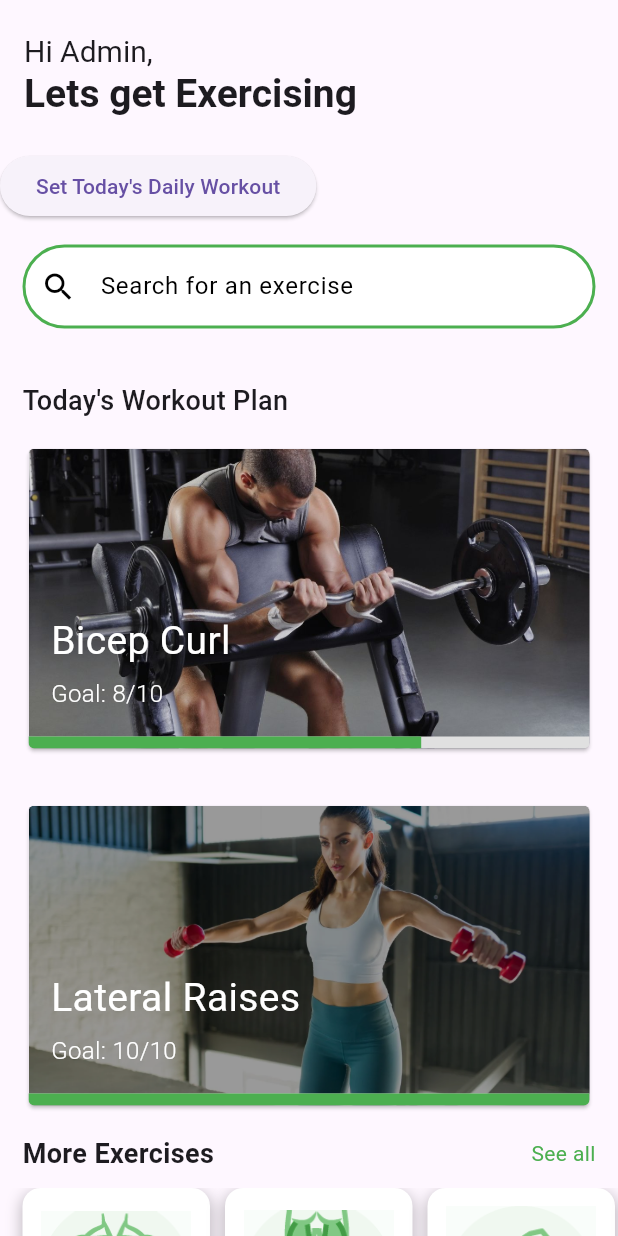
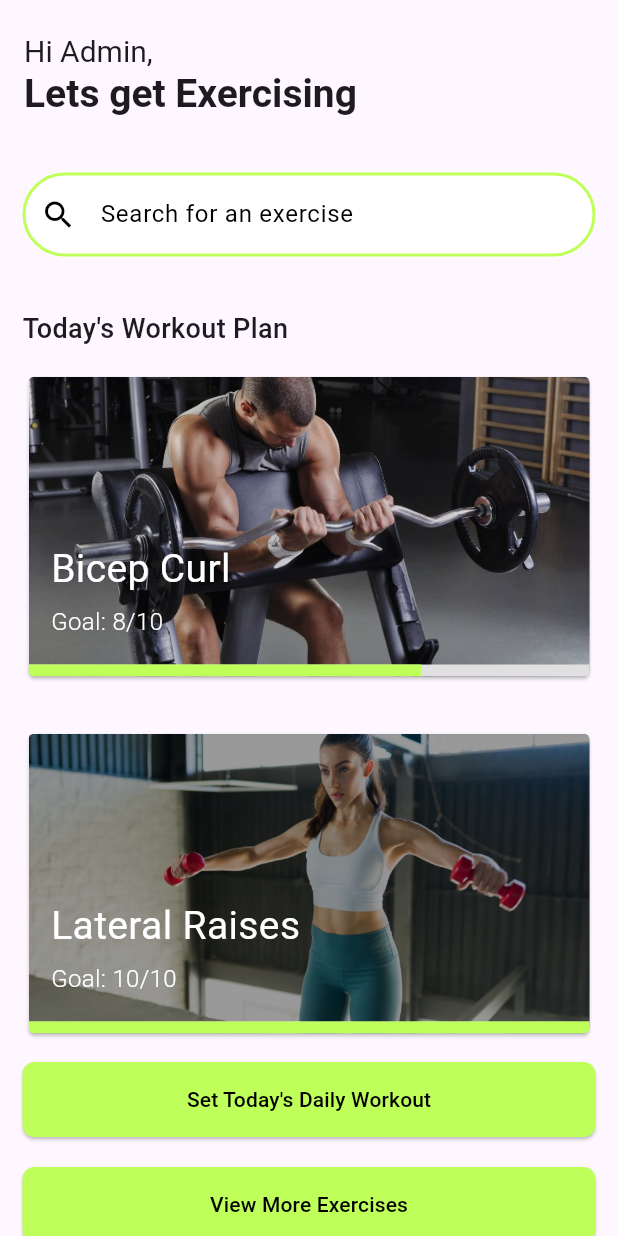
Before and after one commit to JamesMWaller/MobileAndUbiquitousComputing, a Flutter app: the Exercises screen opened directly, on a phone screen of 412 x 824 dp. Run offline on Flutter 3.47's test engine with Material 3 defaults, Android fonts, the light colour scheme and no system bars; our stand-ins replace curved_navigation_bar, fl_chart, flutter_blue_plus, image_picker; Roboto replaces fonts that are missing (SFPro).

Commit message:
Colour and cosmetic changes

```diff
--- a/flutter_ble/lib/NavToolBar/Items/Muscle_group_Screen.dart
+++ b/flutter_ble/lib/NavToolBar/Items/Muscle_group_Screen.dart
@@ -24,17 +24,22 @@ class MuscleGroupsScreen extends StatelessWidget {
               child: Row(
                 children:  [
                   SizedBox(width: 10),
-                  Icon(Icons.arrow_back_ios_new, color: Colors.green, size: 20), // Thin iOS-style back button
+                  Icon(
+                    Icons.arrow_back_ios_new,
+                    color: Theme.of(context).brightness == Brightness.dark ? Color(0xFFBFFF5A) : Colors.black,
+                    size: 20,
+                  ), // Thin iOS-style back button
                   SizedBox(width: 5),
                   Text(
                     "Exercises",
                     style: TextStyle(
                       fontFamily: "SFPro",
-                      color: Colors.green,
+                      color: Theme.of(context).brightness == Brightness.dark ? Color(0xFFBFFF5A) : Colors.black,
                       fontSize: 18,
                       fontWeight: FontWeight.bold,
                     ),
                   ),
+
                 ],
               ),
             )
@@ -76,9 +81,9 @@ class MuscleGroupsScreen extends StatelessWidget {
             Expanded(
               child: ListView(
                 children: [
-                  MuscleGroupButton('Abdominal', Colors.green),
+                  MuscleGroupButton('Abdominal', Color(0xFFBFFF5A)),
                   MuscleGroupButton('Back', Colors.grey.shade800),
-                  MuscleGroupButton('Biceps', Colors.green),
+                  MuscleGroupButton('Biceps', Color(0xFFBFFF5A)),
                   MuscleGroupButton('Lateral Muscles', Colors.grey.shade800),
                   MuscleGroupButton('Pectoral Muscles', Colors.grey.shade800),
                   MuscleGroupButton('Hamstrings', Colors.grey.shade800),
@@ -101,6 +106,9 @@ class MuscleGroupButton extends StatelessWidget {
 
   @override
   Widget build(BuildContext context) {
+    // Determine the text color based on the button color
+    Color textColor = (color == Color(0xFFBFFF5A)) ? Colors.black : Colors.white;
+
     return Padding(
       padding: const EdgeInsets.symmetric(vertical: 8.0),
       child: ElevatedButton(
@@ -116,7 +124,7 @@ class MuscleGroupButton extends StatelessWidget {
           padding: const EdgeInsets.symmetric(horizontal: 16.0),
           child: Align(
             alignment: Alignment.centerLeft,
-            child: Text(title, style: TextStyle(color: Colors.white, fontSize: 18)),
+            child: Text(title, style: TextStyle(color: textColor, fontSize: 18)),
           ),
         ),
       ),
--- a/flutter_ble/lib/NavToolBar/Items/exercises.dart
+++ b/flutter_ble/lib/NavToolBar/Items/exercises.dart
@@ -35,13 +35,7 @@ class Exercises extends StatelessWidget  {
           crossAxisAlignment: CrossAxisAlignment.start,
           children: [
             SizedBox(width: 30),
-            ElevatedButton(
-              onPressed: () {
-                Navigator.of(context).push(MaterialPageRoute(
-                    builder: (context) => DailyWorkoutPage()));
-              },
-              child: Text('Set Today\'s Daily Workout'),
-            ),
+
             Container(
               padding: EdgeInsets.all(15),
               // height: 70,
@@ -61,19 +55,19 @@ class Exercises extends StatelessWidget  {
                   enabledBorder: OutlineInputBorder(
                     borderRadius: BorderRadius.circular(30),
                     borderSide: BorderSide(
-                      color: Colors.green,
+                      color: Color(0xFFBFFF5A),
                       width: 2.0,
                     ),
                   ),
                   focusedBorder: OutlineInputBorder(
                     borderRadius: BorderRadius.circular(30),
                     borderSide: BorderSide(
-                      color: Colors.green,
+                      color: Color(0xFFBFFF5A),
                       width: 2.0,
                     ),
                   ),
                 ),
-                cursorColor: Colors.green,
+                cursorColor: Color(0xFFBFFF5A),
                 style: TextStyle(
                   color: Theme.of(context).brightness == Brightness.dark ? Colors.white : Colors.black, // Change input text color based on theme
                 ),
@@ -111,157 +105,220 @@ class Exercises extends StatelessWidget  {
                     builder: (context) => LatDetailsPage()));
               },
             ),
-            Padding(
-              padding: const EdgeInsets.symmetric(horizontal: 15.0), // Adjust the padding value as needed
-              child: Row(
-                mainAxisAlignment: MainAxisAlignment.spaceBetween,
-                children: [
-                  Text('More Exercises',
-                    style: TextStyle(
-                      fontSize: 18,
-                      fontWeight: FontWeight.w600,
+            // Padding(
+            //   padding: const EdgeInsets.symmetric(horizontal: 15.0), // Adjust the padding value as needed
+            //   child: Row(
+            //     mainAxisAlignment: MainAxisAlignment.spaceBetween,
+            //     children: [
+            //       Text('More Exercises',
+            //         style: TextStyle(
+            //           fontSize: 18,
+            //           fontWeight: FontWeight.w600,
+            //         ),
+            //       ),
+            //       GestureDetector(
+            //         onTap: (){
+            //           Navigator.push(
+            //               context,
+            //               MaterialPageRoute(builder: (context) => MuscleGroupsScreen()),
+            //           );
+            //         },
+            //         child: Text('See all',
+            //           style: TextStyle(
+            //             color: Color(0xFFBFFF5A),
+            //           ),
+            //         ),
+            //       ),
+            //     ],
+            //   ),
+            // ),
+            Padding(padding: EdgeInsets.symmetric(horizontal: 15.0),
+              child: Center(
+                child: ElevatedButton(
+                  style: ElevatedButton.styleFrom(
+                    backgroundColor: Color(0xFFBFFF5A), // Set the background color to green
+                    shape: RoundedRectangleBorder(
+                      borderRadius: BorderRadius.circular(8.0), // Adjust this value to change the roundness
                     ),
                   ),
-                  GestureDetector(
-                    onTap: (){
-                      Navigator.push(
-                          context,
-                          MaterialPageRoute(builder: (context) => MuscleGroupsScreen()),
-                      );
-                    },
-                    child: Text('See all',
-                      style: TextStyle(
-                        color: Colors.green,
+                  onPressed: () {
+                    Navigator.of(context).push(
+                      MaterialPageRoute(
+                        builder: (context) => DailyWorkoutPage(),
+                      ),
+                    );
+                  },
+                  child: Container(
+                    // width: 250,
+                    height: 50,
+                    child: Center(
+                      child: Text(
+                        'Set Today\'s Daily Workout',
+                        style: TextStyle(color: Colors.black),
                       ),
                     ),
                   ),
-                ],
+                ),
               ),
             ),
-            SizedBox(height: 10),
-            SingleChildScrollView(
-              scrollDirection: Axis.horizontal,
+            SizedBox(height: 20),
+            Padding(
               padding: EdgeInsets.symmetric(horizontal: 15),
-              child: Row(
-                children: [
-                  Container(
-                    width: 125,
-                    height: 150,
-                    decoration: BoxDecoration(
-                      borderRadius: BorderRadius.circular(12),
-                      color: Colors.white,
-                      boxShadow: [
-                        BoxShadow(
-                          color: Colors.black.withOpacity(0.25),
-                          spreadRadius: 1,
-                          blurRadius: 8,
-                          offset: Offset(0, 4), // changes the position of the shadow
-                        ),
-                      ],
-                    ),
-                    child: Column(
-                      mainAxisAlignment: MainAxisAlignment.center,
-                      children: [
-                        Image.asset(ImgSample.get("Abdominal_Muscles.png"), width: 100, height: 100, fit: BoxFit.contain,),
-                          // fit:  BoxFit.cover,
-                        Text(
-                          'Abs',
-                          style: TextStyle(color: Colors.green, fontSize: 18),
-                        ),
-                      ],
+              child: Center(
+                child: ElevatedButton(
+                  style: ElevatedButton.styleFrom(
+                    backgroundColor: Color(0xFFBFFF5A),
+                    shape: RoundedRectangleBorder(
+                      borderRadius: BorderRadius.circular(8.0),
                     ),
                   ),
-                  const SizedBox(width: 10), // Add spacing between containers
-                  Container(
-                    width: 125,
-                    height: 150,
-                    decoration: BoxDecoration(
-                      borderRadius: BorderRadius.circular(12),
-                      color: Colors.white,
-                      boxShadow: [
-                        BoxShadow(
-                          color: Colors.black.withOpacity(0.25),
-                          spreadRadius: 1,
-                          blurRadius: 8,
-                          offset: Offset(0, 4), // changes the position of the shadow
-                        ),
-                      ],
-                    ),
-                    child: Column(
-                      mainAxisAlignment: MainAxisAlignment.center,
-                      children: [
-                        Image.asset(ImgSample.get("Hamstrings_Muscle.png"), width: 100, height: 100, fit: BoxFit.contain),
-                        // fit:  BoxFit.cover,
-                        Text(
-                          'Hamstring',
-                          style: TextStyle(color: Colors.green, fontSize: 18),
-                        ),
-                      ],
+                  onPressed: () {
+                    // Navigate to the page with more exercises or muscle groups
+                    Navigator.push(
+                      context,
+                      MaterialPageRoute(builder: (context) => MuscleGroupsScreen()),
+                    );
+                  },
+                  child: Container(
+                    // width: double.infinity,  // Set the width to double.infinity
+                    height: 50,
+                    child: Center(
+                      child: Text(
+                        'View More Exercises',
+                        style: TextStyle(color: Colors.black),
+                      ),
                     ),
                   ),
-                  const SizedBox(width: 10), // Add spacing between containers
-                  Container(
-                    width: 125,
-                    height: 150,
-                    decoration: BoxDecoration(
-                      borderRadius: BorderRadius.circular(12),
-                      color: Colors.white,
-                      boxShadow: [
-                        BoxShadow(
-                          color: Colors.black.withOpacity(0.25),
-                          spreadRadius: 1,
-                          blurRadius: 8,
-                          offset: Offset(0, 4), // changes the position of the shadow
-                        ),
-                      ],
-                    ),
-                    child: Column(
-                      mainAxisAlignment: MainAxisAlignment.center,
-                      children: [
-                        Image.asset(ImgSample.get("Bicep_Muscle.png"), width: 100, height: 100, fit: BoxFit.contain),
-                        // fit:  BoxFit.cover,
-                        Text(
-                          'Biceps',
-                          style: TextStyle(color: Colors.green, fontSize: 18),
-                        ),
-                      ],
-                    ),
-                  ),
-                  const SizedBox(width: 10),
-                  Container(
-                    width: 125,
-                    height: 150,
-                    decoration: BoxDecoration(
-                      borderRadius: BorderRadius.circular(12),
-                      color: Colors.white,
-                      boxShadow: [
-                        BoxShadow(
-                          color: Colors.black.withOpacity(0.25),
-                          spreadRadius: 1,
-                          blurRadius: 8,
-                          offset: Offset(0, 4), // changes the position of the shadow
-                        ),
-                      ],
-                    ),
-                    child: Column(
-                      mainAxisAlignment: MainAxisAlignment.center,
-                      children: [
-                        Image.asset(ImgSample.get("Pectoral_Muscle.png"), width: 100, height: 100, fit: BoxFit.contain),
-                        // fit:  BoxFit.cover,
-                        Text(
-                          'Pectoral',
-                          style: TextStyle(color: Colors.green, fontSize: 18),
-                        ),
-                      ],
-                    ),
-                  ),
-                ],
+                ),
               ),
             ),
-            const SizedBox(height: 10),
+
+            //       SingleChildScrollView(
+      //         scrollDirection: Axis.horizontal,
+      //         padding: EdgeInsets.symmetric(horizontal: 15),
+      //         child: Row(
+      //           children: [
+      //             Container(
+      //               width: 125,
+      //               height: 150,
+      //               decoration: BoxDecoration(
+      //                 borderRadius: BorderRadius.circular(12),
+      //                 color: Colors.black,
+      //                 boxShadow: [
+      //                   BoxShadow(
+      //                     color:Colors.white.withOpacity(0.25),
+      //                     spreadRadius: 1,
+      //                     blurRadius: 8,
+      //                     offset: Offset(0, 4), // changes the position of the shadow
+      //                   ),
+      //                 ],
+      //               ),
+      //               child: Column(
+      //                 mainAxisAlignment: MainAxisAlignment.center,
+      //                 children: [
+      //                   Image.asset(ImgSample.get("Abdominal_Muscles.png"), width: 100, height: 100, fit: BoxFit.contain,),
+      //                   Text(
+      //                     'Abs',
+      //                     style: TextStyle(
+      //                         color: Color(0xFFBFFF5A),
+      //                         fontSize: 18
+      //                     ),
+      //                   ),
+      //                 ],
+      //               ),
+      //             ),
+      //
+      //             const SizedBox(width: 10), // Add spacing between containers
+      //             Container(
+      //               width: 125,
+      //               height: 150,
+      //               decoration: BoxDecoration(
+      //                 borderRadius: BorderRadius.circular(12),
+      //                 color: Theme.of(context).brightness == Brightness.dark ? Colors.black : Colors.white,
+      //                 boxShadow: [
+      //                   BoxShadow(
+      //                     color: Theme.of(context).brightness == Brightness.dark ? Colors.white.withOpacity(0.25) : Colors.black.withOpacity(0.25),
+      //                     spreadRadius: 1,
+      //                     blurRadius: 8,
+      //                     offset: Offset(0, 4), // changes the position of the shadow
+      //                   ),
+      //                 ],
+      //               ),
+      //               child: Column(
+      //                 mainAxisAlignment: MainAxisAlignment.center,
+      //                 children: [
+      //                   Image.asset(ImgSample.get("Hamstrings_Muscle.png"), width: 100, height: 100, fit: BoxFit.contain),
+      //                   // fit:  BoxFit.cover,
+      //                   Text(
+      //                     'Hamstring',
+      //                     style: TextStyle(color: Color(0xFFBFFF5A), fontSize: 18),
+      //                   ),
+      //                 ],
+      //               ),
+      //             ),
+      //             const SizedBox(width: 10), // Add spacing between containers
+      //             Container(
+      //               width: 125,
+      //               height: 150,
+      //               decoration: BoxDecoration(
+      //                 borderRadius: BorderRadius.circular(12),
+      //                 color: Theme.of(context).brightness == Brightness.dark ? Colors.black : Colors.white,
+      //                 boxShadow: [
+      //                   BoxShadow(
+      //                     color: Theme.of(context).brightness == Brightness.dark ? Colors.white.withOpacity(0.25) : Colors.black.withOpacity(0.25),
+      //                     spreadRadius: 1,
+      //                     blurRadius: 8,
+      //                     offset: Offset(0, 4), // changes the position of the shadow
+      //                   ),
+      //                 ],
+      //               ),
+      //               child: Column(
+      //                 mainAxisAlignment: MainAxisAlignment.center,
+      //                 children: [
+      //                   Image.asset(ImgSample.get("Bicep_Muscle.png"), width: 100, height: 100, fit: BoxFit.contain),
+      //                   // fit:  BoxFit.cover,
+      //                   Text(
+      //                     'Biceps',
+      //                     style: TextStyle(color: Color(0xFFBFFF5A), fontSize: 18),
+      //                   ),
+      //                 ],
+      //               ),
+      //             ),
+      //             const SizedBox(width: 10),
+      //             Container(
+      //               width: 125,
+      //               height: 150,
+      //               decoration: BoxDecoration(
+      //                 borderRadius: BorderRadius.circular(12),
+      //                 color: Theme.of(context).brightness == Brightness.dark ? Colors.black : Colors.white,
+      //                 boxShadow: [
+      //                   BoxShadow(
+      //                     color: Theme.of(context).brightness == Brightness.dark ? Colors.white.withOpacity(0.25) : Colors.black.withOpacity(0.25),
+      //                     spreadRadius: 1,
+      //                     blurRadius: 8,
+      //                     offset: Offset(0, 4), // changes the position of the shadow
+      //                   ),
+      //                 ],
+      //               ),
+      //               child: Column(
+      //                 mainAxisAlignment: MainAxisAlignment.center,
+      //                 children: [
+      //                   Image.asset(ImgSample.get("Pectoral_Muscle.png"), width: 100, height: 100, fit: BoxFit.contain),
+      //                   // fit:  BoxFit.cover,
+      //                   Text(
+      //                     'Pectoral',
+      //                     style: TextStyle(color: Color(0xFFBFFF5A), fontSize: 18),
+      //                   ),
+      //                 ],
+      //               ),
+      //             ),
+      //           ],
+      //         ),
+      //       ),
+      //       const SizedBox(height: 10),
           ],
         ),
-      )
+      ),
     );
   }
 }
@@ -346,7 +403,7 @@ class ExerciseCard extends StatelessWidget {
                 child: LinearProgressIndicator(
                   value: progress,
                   backgroundColor: Colors.grey[300],
-                  color: Colors.green,
+                  color: Color(0xFFBFFF5A),
                   minHeight: 8.0,
                 ),
               ),
--- a/flutter_ble/lib/sign_up_page.dart
+++ b/flutter_ble/lib/sign_up_page.dart
@@ -93,13 +93,13 @@ class _SignUpPageState extends State<SignUpPage> {
               child: Row(
                 children:  [
                   SizedBox(width: 10),
-                  Icon(Icons.arrow_back_ios_new, color: Colors.green, size: 20), // Thin iOS-style back button
+                  Icon(Icons.arrow_back_ios_new, color: Color(0xFFBFFF5A), size: 20), // Thin iOS-style back button
                   SizedBox(width: 5),
                   Text(
                     "Sign in",
                     style: TextStyle(
                       fontFamily: "SFPro",
-                      color: Colors.green,
+                      color: Color(0xFFBFFF5A),
                       fontSize: 18,
                       fontWeight: FontWeight.bold,
                     ),
@@ -139,9 +139,9 @@ class _SignUpPageState extends State<SignUpPage> {
                       controller: _emailController,
                       decoration: InputDecoration(
                         labelText: "Email",
-                        floatingLabelStyle: TextStyle(color: Colors.green),
+                        floatingLabelStyle: TextStyle(color: Color(0xFFBFFF5A)),
                         focusedBorder: UnderlineInputBorder(
-                          borderSide: BorderSide(color: Colors.green),
+                          borderSide: BorderSide(color: Color(0xFFBFFF5A)),
                         ),
                       ),
                       keyboardType: TextInputType.emailAddress,
@@ -153,9 +153,9 @@ class _SignUpPageState extends State<SignUpPage> {
                       controller: _passwordController,
                       decoration: InputDecoration(
                         labelText: "Password",
-                        floatingLabelStyle: TextStyle(color: Colors.green),
+                        floatingLabelStyle: TextStyle(color: Color(0xFFBFFF5A)),
                         focusedBorder: UnderlineInputBorder(
-                          borderSide: BorderSide(color: Colors.green),
+                          borderSide: BorderSide(color: Color(0xFFBFFF5A)),
                         ),
                         suffixIcon: IconButton(
                           icon: Icon(
@@ -175,9 +175,9 @@ class _SignUpPageState extends State<SignUpPage> {
                       controller: _confirmPasswordController,
                       decoration: InputDecoration(
                         labelText: "Confirm Password",
-                        floatingLabelStyle: TextStyle(color: Colors.green),
+                        floatingLabelStyle: TextStyle(color: Color(0xFFBFFF5A)),
                         focusedBorder: UnderlineInputBorder(
-                          borderSide: BorderSide(color: Colors.green),
+                          borderSide: BorderSide(color: Color(0xFFBFFF5A)),
                         ),
                         suffixIcon: IconButton(
                           icon: Icon(
@@ -197,13 +197,13 @@ class _SignUpPageState extends State<SignUpPage> {
                     ElevatedButton(
                       onPressed: _signUp,
                       style: ElevatedButton.styleFrom(
-                        backgroundColor: Colors.green, // Set the background color to green
+                        backgroundColor: Color(0xFFBFFF5A), // Set the background color to green
                       ),
                         child: Container(
                         width: 250,
                         child: Center(
                           child: Text("Sign Up", style: TextStyle(
-                            color: Theme.of(context).brightness == Brightness.dark ? Colors.white : Colors.black, // Adaptive text color
+                            color: Colors.black,
                             ),
                           ),
 
```
Also changed, not shown: flutter_ble/assets/images/Abdominal_Muscles.png, flutter_ble/assets/images/Hamstrings_Muscle.png.
